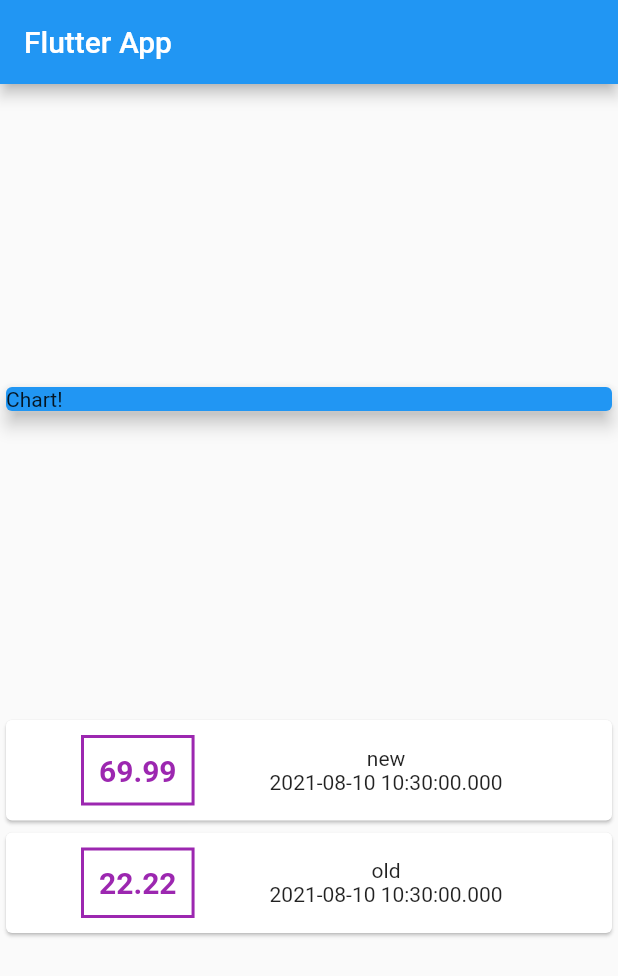
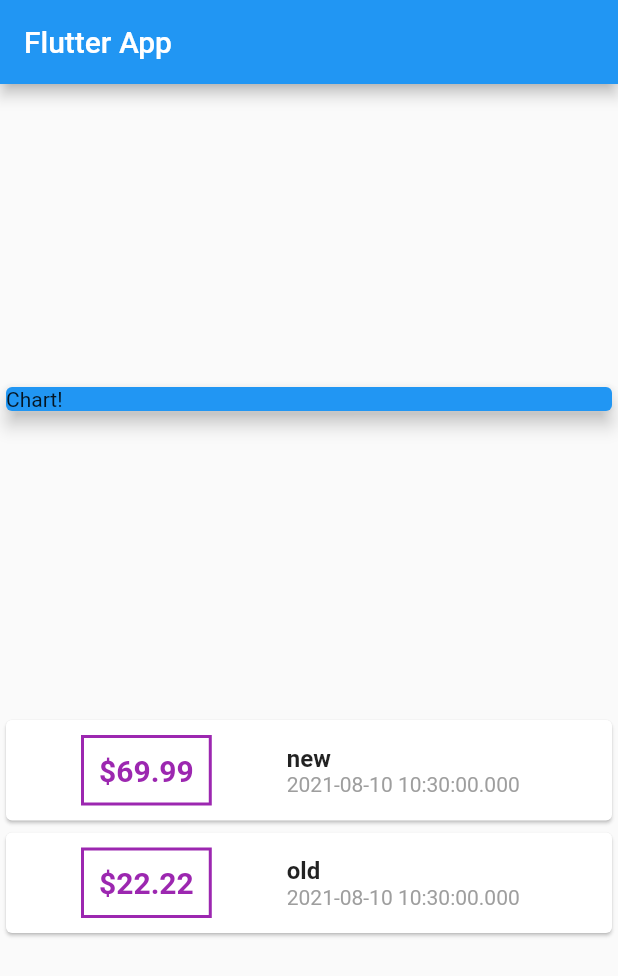
Before and after one commit to marufkhan09/expense, a Flutter app: the screen it shows after launch, on a phone screen of 412 x 824 dp. Shown: the top 976 px of the screen. Run offline on Flutter 3.47's test engine with Material 2 defaults, Android fonts, the phone set to English and light mode, and no system bars.

Commit message:
Dollar sign added

```diff
--- a/lib/main.dart
+++ b/lib/main.dart
@@ -53,20 +53,22 @@ class MyHomePage extends StatelessWidget {
               return Card(
                 child: Row(
                   children: [
-                    Container(child: Text(e.amount.toString(),
-                    style: TextStyle(
-                      fontWeight: FontWeight.bold,
-                      fontSize: 20,
-                      color: Colors.purple,
-
-                    ),),
-                    margin: EdgeInsets.symmetric(vertical: 10,horizontal: 50),
+                    Container(
+                      child: Text(
+                        '\$${e.amount}',
+                        style: TextStyle(
+                          fontWeight: FontWeight.bold,
+                          fontSize: 20,
+                          color: Colors.purple,
+                        ),
+                      ),
+                      margin:
+                          EdgeInsets.symmetric(vertical: 10, horizontal: 50),
                       decoration: BoxDecoration(
                         border: Border.all(
                           color: Colors.purple,
                           width: 2,
                           style: BorderStyle.solid,
-
                         ),
                       ),
                       padding: EdgeInsets.all(10),
@@ -74,12 +76,23 @@ class MyHomePage extends StatelessWidget {
                     Column(
                       children: [
                         Container(
-                          child: Text(e.title),
+                          child: Text(e.title,
+                          style: TextStyle(
+                            fontSize: 16,
+                            fontWeight: FontWeight.bold,
+
+                          ),),
                         ),
                         Container(
-                          child: Text(e.date.toString()),
+                          child: Text(
+                            e.date.toString(),
+                            style: TextStyle(
+                              color: Colors.grey,
+
+                            ),),
                         )
                       ],
+                      crossAxisAlignment: CrossAxisAlignment.start,
                     )
                   ],
                 ),
```
